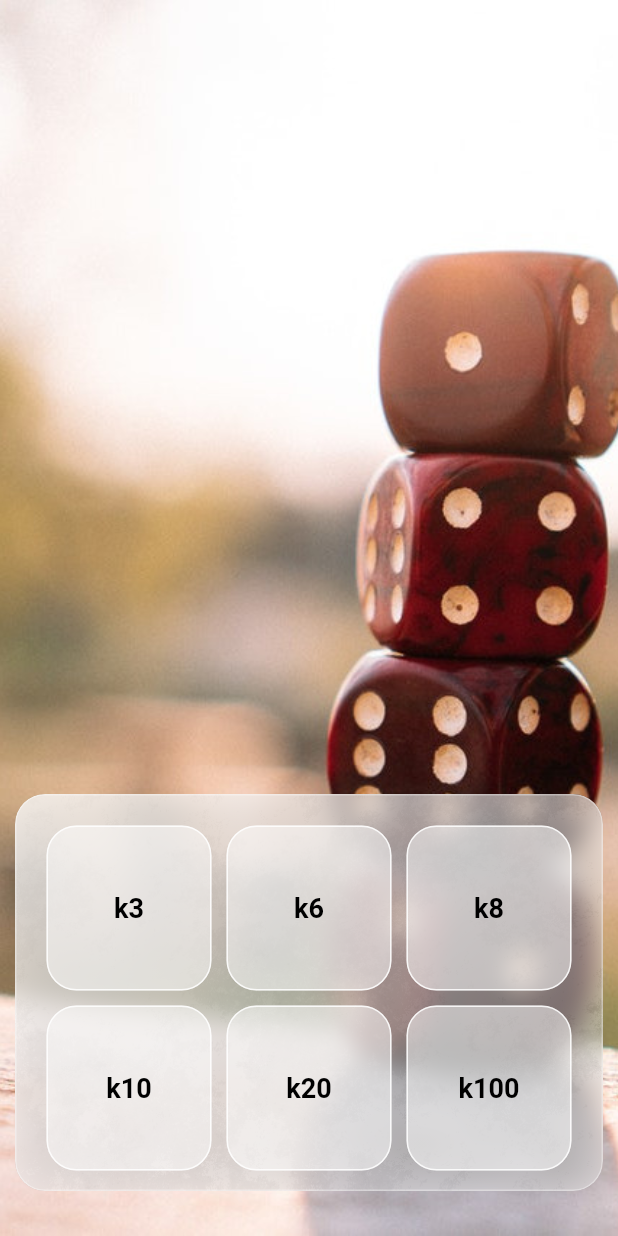
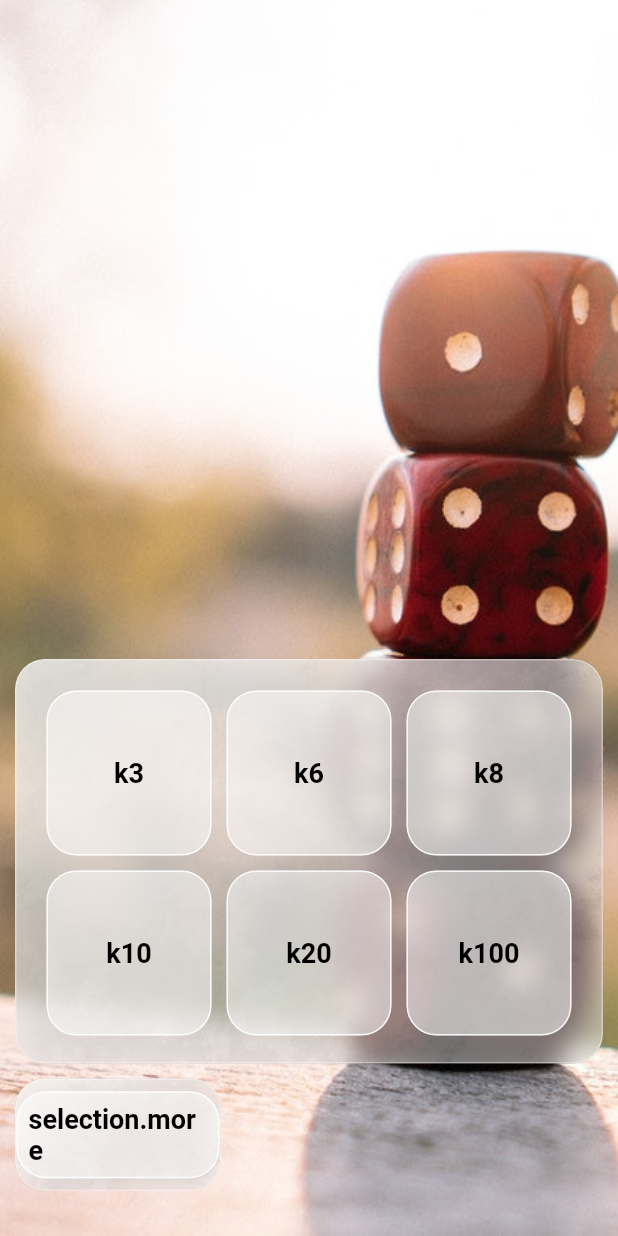
Before and after one commit to wesoledi/flutter_virtual_dice_thrower, a Flutter app: the screen it shows after launch, after a tap on "Lets ROLL!", on a phone screen of 412 x 824 dp. Run offline on Flutter 3.47's test engine with Material 2 defaults, Android fonts, the phone set to English and light mode, and no system bars; our stand-ins replace easy_localization, package_info, wakelock.

Commit message:
v1.1.0 - add new category for dice selections + add new special dice handling, for RPG game: Call-of-Cthulhu + minor updates of code

```diff
--- a/assets/translations/en.json
+++ b/assets/translations/en.json
@@ -12,6 +12,11 @@
         "packageName": "Package name",
         "build": "Build version"
     },
+    "selection": {
+        "appBar": "Non-standard dices",
+        "more": "More",
+        "call-of-cthulhu-k100": "Call of Cthulhu - k100"
+    },
     "dice": {
         "appBar": "Rolling dice: k{size} (x{multiplier})",
         "clear": "Reset",
@@ -21,5 +26,10 @@
         "resultsCount": "Rolls count: {count}",
         "resultsSum": "Sum: {sum}",
         "saveDices": "Confirm"
+    },
+    "cthulhu": {
+        "appBar": "Call of Cthulhu k100",
+        "bonus": "Add bonus dice",
+        "penalty": "Add penalty dice"
     }
 }
--- a/assets/translations/pl.json
+++ b/assets/translations/pl.json
@@ -12,6 +12,11 @@
         "build": "Wersja build'a",
         "version": "Wersja"
     },
+    "selection": {
+        "appBar": "Niestandardowe kostki",
+        "more": "Więcej",
+        "call-of-cthulhu-k100": "Zew Cthulhu - k100"
+    },
     "dice": {
         "appBar": "Rzut kostką: k{size} (x{multiplier})",
         "clear": "Wyzeruj",
@@ -21,5 +26,10 @@
         "resultsCount": "Liczba rzutów: {count}",
         "resultsSum": "Suma: {sum}",
         "saveDices": "Zatwierdź"
+    },
+    "cthulhu": {
+        "appBar": "Zew Cthulhu k100",
+        "bonus": "Dodaj kość premiową",
+        "penalty": "Dodaj kość karną"
     }
 }
--- /dev/null
+++ b/lib/dictionaries/dices_special.dart
@@ -0,0 +1,5 @@
+import 'package:virtual_dice/dictionaries/dices.dart';
+
+List<Dice> dicesSpecial = [
+  Dice(name: 'selection.call-of-cthulhu-k100', route: '/special/k100cthulhu'),
+];
--- a/lib/main.dart
+++ b/lib/main.dart
@@ -3,7 +3,6 @@ import 'package:easy_localization/easy_localization.dart';
 import 'package:virtual_dice/services/router.dart';
 
 void main() async {
-  // runApp(SimpleVirtualDiceApp());
   WidgetsFlutterBinding.ensureInitialized();
   await EasyLocalization.ensureInitialized();
 
--- a/lib/services/grid/dice_generator.dart
+++ /dev/null
@@ -1,47 +0,0 @@
-import 'package:flutter/material.dart';
-import 'package:virtual_dice/dictionaries/dices.dart';
-
-
-class DiceItemsGenerator {
-  static List<Widget> getItems({double childSize, onTap}) {
-    TextStyle textStyle = TextStyle(
-      fontSize: 18,
-      color: Colors.black,
-      fontWeight: FontWeight.bold,
-    );
-
-    BorderSide border = BorderSide(
-      width: 1.0,
-      color: Colors.white.withOpacity(0.85),
-    );
-
-    BoxDecoration decoration = BoxDecoration(
-      border: Border(
-        top: border,
-        bottom: border,
-        right: border,
-        left: border,
-      ),
-      borderRadius: BorderRadius.circular(20),
-      color: Colors.white.withOpacity(0.5),
-    );
-    return List.generate(dices.length,
-      (index) => Center(
-        child: Container(
-          width: childSize,
-          height: childSize,
-          child: DecoratedBox(
-            decoration: decoration,
-            child: TextButton(
-              child: Text(dices[index].name, style: textStyle),
-              onPressed: () { onTap(dices[index].route); },
-              style: TextButton.styleFrom(
-
-              ),
-            ),
-          ),
-        ),
-      ),
-    );
-  }
-}
--- /dev/null
+++ b/lib/services/grid/dice_selection_generator.dart
@@ -0,0 +1,23 @@
+import 'package:flutter/material.dart';
+import 'package:virtual_dice/dictionaries/dices.dart';
+import 'package:virtual_dice/variables/select_dice_styles.dart';
+
+class DiceSelectionItemsGenerator {
+  static List<Widget> getItems({double childSize, onTap}) {
+    return List.generate(dices.length,
+      (index) => Center(
+        child: Container(
+          width: childSize,
+          height: childSize,
+          child: DecoratedBox(
+            decoration: SelectDiceStyles.tileBoxStyle,
+            child: TextButton(
+              child: Text(dices[index].name, style: SelectDiceStyles.textButtonStyle),
+              onPressed: () { onTap(dices[index].route); },
+            ),
+          ),
+        ),
+      ),
+    );
+  }
+}
--- a/lib/services/router.dart
+++ b/lib/services/router.dart
@@ -2,9 +2,12 @@ import 'package:flutter/material.dart';
 
 import 'package:virtual_dice/widgets/pages/home.dart';
 import 'package:virtual_dice/widgets/pages/select_dice.dart';
+import 'package:virtual_dice/widgets/pages/select_dice_more.dart';
 import 'package:virtual_dice/widgets/pages/dice.dart';
 import 'package:virtual_dice/widgets/pages/info.dart';
 import 'package:virtual_dice/widgets/pages/error.dart';
+
+import 'package:virtual_dice/services/widget_factory/dice_special_factory.dart';
 
 class DiceRouter {
   static getRoutings({settings, title}) {
@@ -16,18 +19,30 @@ class DiceRouter {
       return MaterialPageRoute(builder: (context) => SelectDicePage(title: title));
     }
 
+    if (settings.name == '/select_dice_more') {
+      return MaterialPageRoute(builder: (context) => SelectDiceMorePage(title: title));
+    }
+
     if (settings.name == '/info') {
       return MaterialPageRoute(builder: (context) => InfoPage(title: title));
     }
 
+    var uri = Uri.parse(settings.name);
+
     // Handle '/dices/:id'
-    var uri = Uri.parse(settings.name);
     if (uri.pathSegments.length == 2 &&
         uri.pathSegments.first == 'dices') {
       int id = int.parse(uri.pathSegments[1]);
       return MaterialPageRoute(builder: (context) => DicePage(id: id));
     }
 
+    // Handle '/special/:handler'
+    if (uri.pathSegments.length == 2 &&
+        uri.pathSegments.first == 'special') {
+      String handler = uri.pathSegments[1];
+      return MaterialPageRoute(builder: (context) => DiceSpecialFactory(handler: handler));
+    }
+
     return MaterialPageRoute(builder: (context) => ErrorPage());
   }
 }
--- /dev/null
+++ b/lib/variables/select_dice_styles.dart
@@ -0,0 +1,25 @@
+import 'package:flutter/material.dart';
+
+class SelectDiceStyles {
+  static TextStyle textButtonStyle = TextStyle(
+    fontSize: 18,
+    color: Colors.black,
+    fontWeight: FontWeight.bold,
+  );
+
+  static BorderSide border = BorderSide(
+    width: 1.0,
+    color: Colors.white.withOpacity(0.85),
+  );
+
+  static BoxDecoration tileBoxStyle = BoxDecoration(
+    border: Border(
+      top: SelectDiceStyles.border,
+      bottom: SelectDiceStyles.border,
+      right: SelectDiceStyles.border,
+      left: SelectDiceStyles.border,
+    ),
+    borderRadius: BorderRadius.circular(20),
+    color: Colors.white.withOpacity(0.5),
+  );
+}
--- a/lib/widgets/pages/select_dice.dart
+++ b/lib/widgets/pages/select_dice.dart
@@ -1,6 +1,7 @@
 import 'package:flutter/material.dart';
-import 'package:virtual_dice/services/grid/dice_generator.dart';
+import 'package:virtual_dice/services/grid/dice_selection_generator.dart';
 import 'package:virtual_dice/widgets/components/frosted_glass_box.dart';
+import 'package:virtual_dice/variables/select_dice_styles.dart';
 
 class SelectDicePage extends StatelessWidget {
   SelectDicePage({Key key, this.title}) : super(key: key);
@@ -25,6 +26,7 @@ class SelectDicePage extends StatelessWidget {
             padding: EdgeInsets.only(top: 30, bottom: 30),
             child: Column(
               mainAxisAlignment: MainAxisAlignment.end,
+              crossAxisAlignment: CrossAxisAlignment.start,
               children: [
                 FrostedGlassBox(
                   child: GridView.count(
@@ -32,13 +34,29 @@ class SelectDicePage extends StatelessWidget {
                     crossAxisCount: 3,
                     crossAxisSpacing: 10,
                     mainAxisSpacing: 10,
-                    children: DiceItemsGenerator.getItems(
+                    children: DiceSelectionItemsGenerator.getItems(
                       childSize: gridChildSize,
                       onTap: (route) { goToDice(context, route); }
                     ),
                   ),
                   width: screenSize.width - 20,
-                  height: gridChildSize * 2 + 20 + 10,
+                  height: gridChildSize * 2 + 20 + 15,
+                ),
+                Padding(
+                  padding: EdgeInsets.only(top: 10.0),
+                ),
+                FrostedGlassBox(
+                  child: Center(
+                    child: DecoratedBox(
+                      decoration: SelectDiceStyles.tileBoxStyle,
+                      child:TextButton(
+                        child: Text('selection.more', style: SelectDiceStyles.textButtonStyle),
+                        onPressed: () { goToAdditionalSelection(context); },
+                      ),
+                    ),
+                  ),
+                  width: screenSize.width / 3,
+                  height: 75,
                 ),
               ],
             ),
@@ -48,7 +66,11 @@ class SelectDicePage extends StatelessWidget {
     );
   }
 
-  void goToDice(context, link) {
-    Navigator.pushNamed(context, link);
+  void goToDice(BuildContext context, String route) {
+    Navigator.pushNamed(context, route);
+  }
+
+  void goToAdditionalSelection(BuildContext context) {
+    Navigator.pushNamed(context, '/select_dice_more');
   }
 }
--- a/pubspec.yaml
+++ b/pubspec.yaml
@@ -2,7 +2,7 @@ name: virtual_dice
 description: A new Flutter project.
 
 publish_to: 'none' # Remove this line if you wish to publish to pub.dev
-version: 1.0.0+1
+version: 1.1.0+1
 
 environment:
   sdk: ">=2.7.0 <3.0.0"
```
Also changed, not shown: lib/services/widget_factory/dice_special_factory.dart (added, +19 -0 lines), lib/variables/dices_listview_results_styles.dart (added, +21 -0 lines), lib/widgets/pages/dice.dart (+6 -13 lines), lib/widgets/pages/select_dice_more.dart (added, +48 -0 lines), lib/widgets/pages/special/call_of_cthulhu/k100.dart (added, +184 -0 lines).
